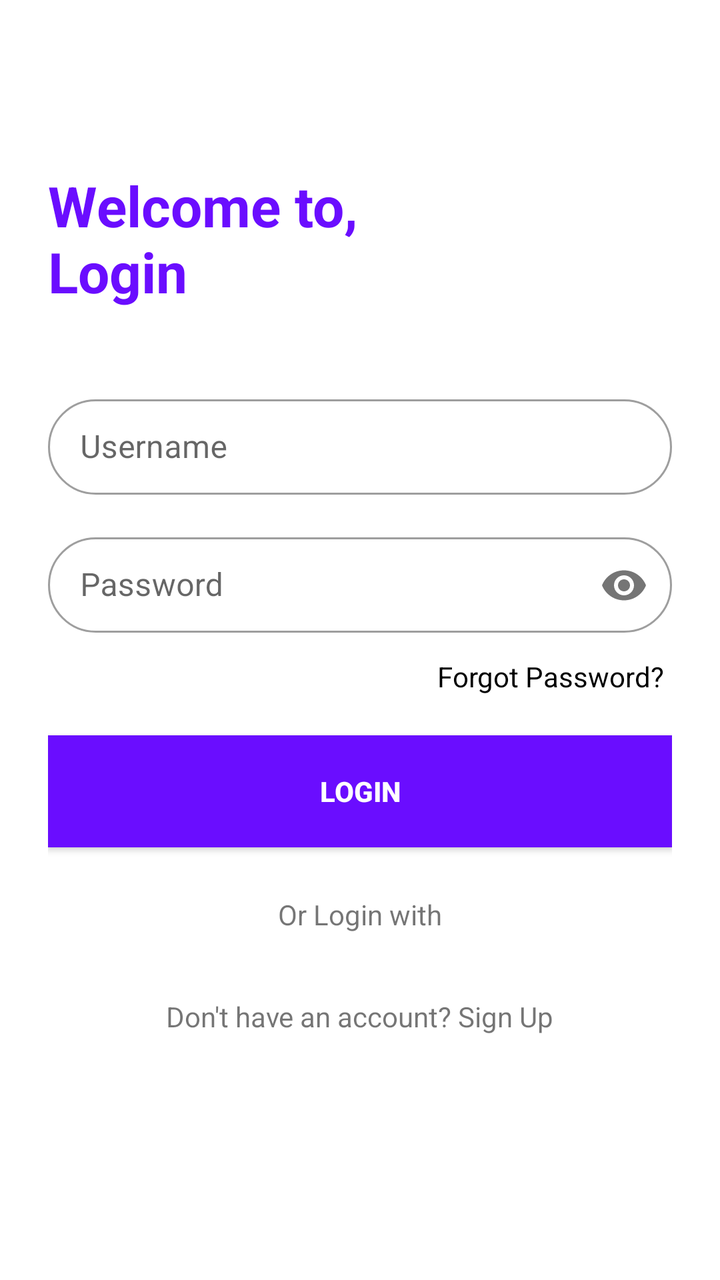
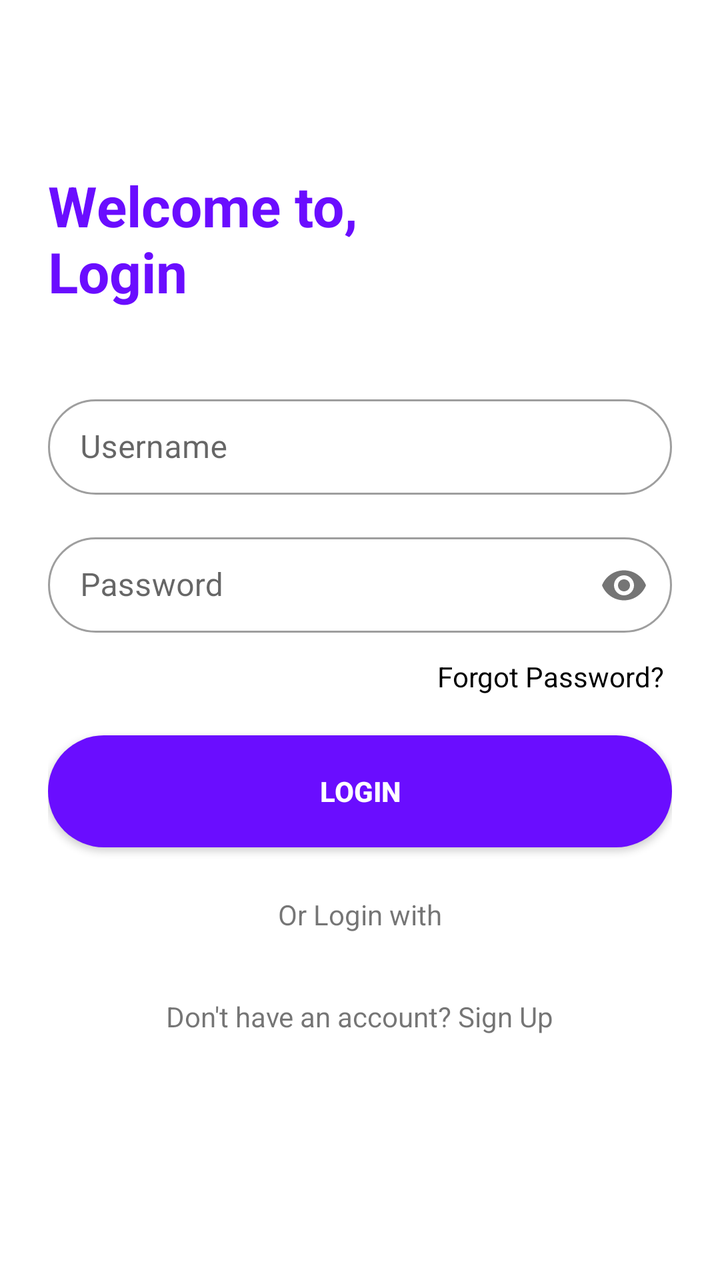

An Android layout rendered at two revisions. The XML below is the earlier revision; the diff shows what the commit changed to produce the second picture.
<!-- AndroidManifest.xml: application theme Theme.Rush47 -->
<!-- res/layout/activity_login.xml -->
<?xml version="1.0" encoding="utf-8"?>
<ScrollView xmlns:android="http://schemas.android.com/apk/res/android"
    xmlns:app="http://schemas.android.com/apk/res-auto"
    android:layout_width="match_parent"
    android:layout_height="match_parent"
    android:background="@color/white">

    <LinearLayout
        android:layout_width="match_parent"
        android:layout_height="wrap_content"
        android:orientation="vertical"
        android:padding="24dp">

        <Space android:layout_width="match_parent" android:layout_height="60dp" />

        <TextView
            android:layout_width="wrap_content"
            android:layout_height="wrap_content"
            android:text="@string/welcome_login"
            android:textColor="@color/purple_primary"
            android:textSize="28sp"
            android:textStyle="bold" />

        <Space android:layout_width="match_parent" android:layout_height="40dp" />

        <com.google.android.material.textfield.TextInputLayout
            android:id="@+id/tilUsername"
            style="@style/Widget.MaterialComponents.TextInputLayout.OutlinedBox.Dense"
            android:layout_width="match_parent"
            android:layout_height="wrap_content"
            app:boxCornerRadiusBottomEnd="28dp"
            app:boxCornerRadiusBottomStart="28dp"
            app:boxCornerRadiusTopEnd="28dp"
            app:boxCornerRadiusTopStart="28dp">

            <com.google.android.material.textfield.TextInputEditText
                android:id="@+id/etUsername"
                android:layout_width="match_parent"
                android:layout_height="wrap_content"
                android:hint="@string/username"
                android:inputType="text" />
        </com.google.android.material.textfield.TextInputLayout>

        <Space android:layout_width="match_parent" android:layout_height="16dp" />

        <com.google.android.material.textfield.TextInputLayout
            android:id="@+id/tilPassword"
            style="@style/Widget.MaterialComponents.TextInputLayout.OutlinedBox.Dense"
            android:layout_width="match_parent"
            android:layout_height="wrap_content"
            app:boxCornerRadiusBottomEnd="28dp"
            app:boxCornerRadiusBottomStart="28dp"
            app:boxCornerRadiusTopEnd="28dp"
            app:boxCornerRadiusTopStart="28dp"
            app:passwordToggleEnabled="true">

            <com.google.android.material.textfield.TextInputEditText
                android:id="@+id/etPassword"
                android:layout_width="match_parent"
                android:layout_height="wrap_content"
                android:hint="@string/password"
                android:inputType="textPassword" />
        </com.google.android.material.textfield.TextInputLayout>

        <TextView
            android:id="@+id/tvForgotPassword"
            android:layout_width="wrap_content"
            android:layout_height="wrap_content"
            android:layout_gravity="end"
            android:layout_marginTop="8dp"
            android:padding="4dp"
            android:text="@string/forgot_password"
            android:textColor="@android:color/black" />

        <Button
            android:id="@+id/btnLogin"
            android:layout_width="match_parent"
            android:layout_height="56dp"
            android:layout_marginTop="16dp"
            android:background="@color/purple_primary"
            android:text="@string/login"
            android:textColor="@color/white"
            android:textStyle="bold" />

        <TextView
            android:layout_width="wrap_content"
            android:layout_height="wrap_content"
            android:layout_gravity="center"
            android:layout_marginTop="24dp"
            android:text="@string/or_login_with" />

        <TextView
            android:id="@+id/tvGoSignup"
            android:layout_width="wrap_content"
            android:layout_height="wrap_content"
            android:layout_gravity="center"
            android:layout_marginTop="24dp"
            android:padding="8dp"
            android:text="@string/no_account" />
    </LinearLayout>
</ScrollView>
<!-- resources referenced by this layout -->
<resources>
  <color name="purple_primary">#6A0DFF</color>
  <color name="white">#FFFFFF</color>
  <string name="forgot_password">Forgot Password?</string>
  <string name="login">LOGIN</string>
  <string name="no_account">Don\'t have an account? Sign Up</string>
  <string name="or_login_with">Or Login with</string>
  <string name="password">Password</string>
  <string name="username">Username</string>
  <string name="welcome_login">Welcome to,\nLogin</string>
  <style name="Theme.Rush47" parent="Theme.MaterialComponents.DayNight.NoActionBar">
          <item name="colorPrimary">@color/purple_primary</item>
          <item name="colorPrimaryVariant">@color/purple_primary</item>
          <item name="android:statusBarColor">@color/dark_bg</item>
      </style>
  <color name="dark_bg">#0B1223</color>
</resources>

<!-- the commit's change to res/layout/activity_login.xml (unified diff, before → after) -->
@@ -77,7 +77,7 @@
             android:layout_width="match_parent"
             android:layout_height="56dp"
             android:layout_marginTop="16dp"
-            android:background="@color/purple_primary"
+            android:background="@drawable/bg_button_primary"
             android:text="@string/login"
             android:textColor="@color/white"
             android:textStyle="bold" />
<!-- resource entries referenced after the edit -->
@@ -2,6 +2,12 @@
 <resources>
   <color name="purple_primary">#6A0DFF</color>
   <color name="white">#FFFFFF</color>
+  <!-- drawable bg_button_primary (drawable) -->
+  <?xml version="1.0" encoding="utf-8"?>
+  <shape xmlns:android="http://schemas.android.com/apk/res/android">
+      <solid android:color="@color/purple_primary" />
+      <corners android:radius="28dp" />
+  </shape>
   <string name="forgot_password">Forgot Password?</string>
   <string name="login">LOGIN</string>
   <string name="no_account">Don\'t have an account? Sign Up</string>
